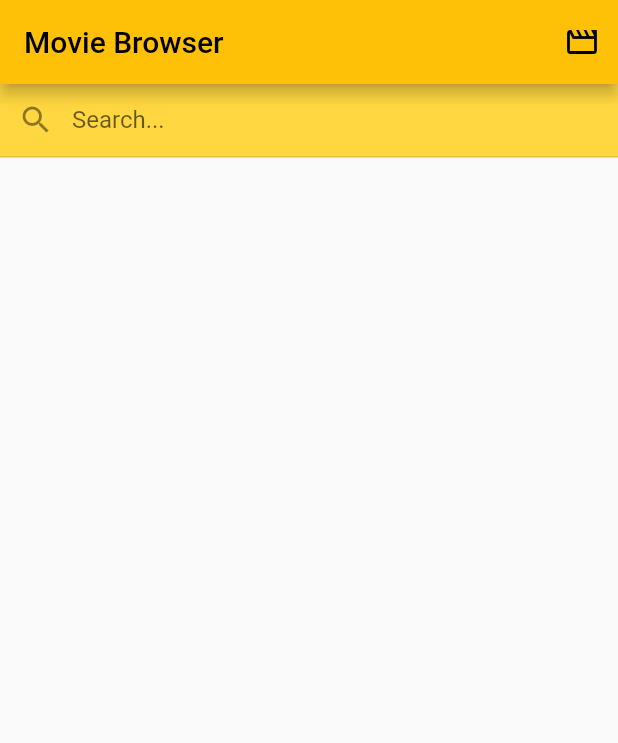
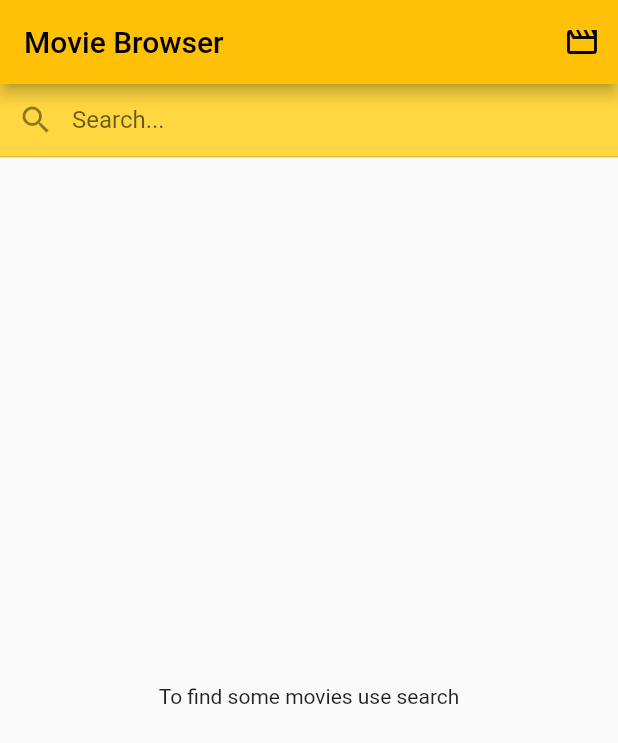
Before and after one commit to dezet98/MovieBrowserRecruitmentTask, a Flutter app: the screen it shows after launch, on a phone screen of 412 x 824 dp. Shown: the top 743 px of the screen. Run offline on Flutter 3.47's test engine with Material 2 defaults, Android fonts, the phone set to English and light mode, and no system bars; our stand-ins replace bloc, dartz, flutter_bloc, freezed_annotation; missing offline and left inert: http_interceptor; statements that could not run were skipped.

Commit message:
move movie list logic to bloc, implement empty and initial state

```diff
--- /dev/null
+++ b/lib/pages/movie_list/cubit/movie_list_cubit.dart
@@ -0,0 +1,37 @@
+import 'package:bloc/bloc.dart';
+import 'package:flutter_recruitment_task/models/movie.dart';
+import 'package:flutter_recruitment_task/services/api_service.dart';
+import 'package:freezed_annotation/freezed_annotation.dart';
+
+part 'movie_list_cubit.freezed.dart';
+
+class MovieListCubit extends Cubit<MovieListState> {
+  ApiService _apiService;
+
+  MovieListCubit(this._apiService) : super(MovieListState.initial(""));
+
+  Future<void> loadMovies(String query) async {
+    emit(MovieListState.loading(query));
+
+    final response = await _apiService.searchMovies(query);
+
+    response.fold(
+      (movies) {
+        emit(movies.isEmpty
+            ? MovieListState.empty(query)
+            : MovieListState.loadSuccess(query, movies));
+      },
+      (error) => emit(MovieListState.loadFailure(query)),
+    );
+  }
+}
+
+@freezed
+class MovieListState with _$MovieListState {
+  const factory MovieListState.initial(String query) = MovieListInitial;
+  const factory MovieListState.loading(String query) = MovieListLoading;
+  const factory MovieListState.loadFailure(String query) = MovieListFailure;
+  const factory MovieListState.empty(String query) = MovieListEmpty;
+  const factory MovieListState.loadSuccess(String query, List<Movie> movies) =
+      MovieListSuccess;
+}
--- a/lib/pages/movie_list/movie_list_page.dart
+++ b/lib/pages/movie_list/movie_list_page.dart
@@ -1,21 +1,15 @@
 import 'package:flutter/material.dart';
-import 'package:flutter_recruitment_task/models/movie.dart';
-import 'package:flutter_recruitment_task/models/movie_list.dart';
+import 'package:flutter_bloc/flutter_bloc.dart';
 import 'package:flutter_recruitment_task/pages/movie_details/movie_details_page.dart';
-import 'package:flutter_recruitment_task/pages/movie_list/movie_card.dart';
-import 'package:flutter_recruitment_task/pages/movie_list/search_box.dart';
+import 'package:flutter_recruitment_task/pages/movie_list/cubit/movie_list_cubit.dart';
+import 'package:flutter_recruitment_task/pages/movie_list/widgets/movie_card.dart';
+import 'package:flutter_recruitment_task/pages/movie_list/widgets/search_box.dart';
 import 'package:flutter_recruitment_task/services/api_service.dart';
 import 'package:flutter_recruitment_task/shared/router.dart';
+import 'package:flutter_recruitment_task/utils/dimensions.dart';
 
-class MovieListPage extends StatefulWidget {
-  @override
-  _MovieListPage createState() => _MovieListPage();
-}
-
-class _MovieListPage extends State<MovieListPage> {
+class MovieListPage extends StatelessWidget {
   final apiService = ApiService();
-
-  Future<List<Movie>> _movieList = Future.value([]);
 
   @override
   Widget build(BuildContext context) => Scaffold(
@@ -24,62 +18,73 @@ class _MovieListPage extends State<MovieListPage> {
             IconButton(
               icon: Icon(Icons.movie_creation_outlined),
               onPressed: () {
-                //TODO implement navigation
+                context.router.pushNamed(AppRoutes.twoButtons);
               },
             ),
           ],
           title: Text('Movie Browser'),
         ),
-        body: Column(
-          children: <Widget>[
-            SearchBox(onSubmitted: _onSearchBoxSubmitted),
-            Expanded(child: _buildContent()),
-          ],
+        body: BlocProvider<MovieListCubit>(
+          create: (context) => MovieListCubit(ApiService()),
+          child: Column(
+            children: <Widget>[
+              SearchBox(),
+              Expanded(child: _MovieList()),
+            ],
+          ),
+        ),
+      );
+}
+
+class _MovieList extends StatelessWidget {
+  const _MovieList({Key? key}) : super(key: key);
+
+  @override
+  Widget build(BuildContext context) =>
+      BlocBuilder<MovieListCubit, MovieListState>(
+        builder: (context, state) => state.map(
+          loading: _loading,
+          loadFailure: _loadFailure,
+          loadSuccess: _loadSuccess,
+          empty: _empty,
+          initial: _initial,
         ),
       );
 
-  Widget _buildContent() => FutureBuilder<List<Movie>>(
-      future: _movieList,
-      builder: (context, snapshot) {
-        if (snapshot.connectionState == ConnectionState.waiting) {
-          return Center(child: CircularProgressIndicator());
-        }
-        if (snapshot.hasError) {
-          return Container(
-            padding: EdgeInsets.all(16.0),
-            alignment: Alignment.center,
-            child: Text(snapshot.error.toString()),
-          );
-        }
-        return _buildMoviesList(
-          (snapshot.data ?? [])..sort(MovieList.compareVoteAverage),
-        );
-      });
-
-  Widget _buildMoviesList(List<Movie> movies) => ListView.separated(
+  Widget _loadSuccess(MovieListSuccess state) => ListView.separated(
         separatorBuilder: (context, index) => Container(
           height: 1.0,
           color: Colors.grey.shade300,
         ),
         itemBuilder: (context, index) => MovieCard(
-          id: movies[index].id,
-          title: movies[index].title,
-          rating: '${(movies[index].voteAverage * 10).toInt()}%',
+          id: state.movies[index].id,
+          title: state.movies[index].title,
+          rating: '${(state.movies[index].voteAverage * 10).toInt()}%',
           onTap: () => context.router.pushNamed(
             AppRoutes.movieDetails,
-            arguments: MovieDetailsPageArguments(movies[index]),
+            arguments: MovieDetailsPageArguments(state.movies[index]),
           ),
         ),
-        itemCount: movies.length,
+        itemCount: state.movies.length,
       );
 
-  void _onSearchBoxSubmitted(String text) {
-    setState(() {
-      if (text.isNotEmpty) {
-        _movieList = apiService.searchMovies(text);
-      } else {
-        _movieList = Future.value([]);
-      }
-    });
-  }
+  Widget _loading(_) => Center(child: CircularProgressIndicator());
+
+  Widget _loadFailure(MovieListFailure state) => Container(
+        padding: EdgeInsets.all(Dimensions.PADDING_M),
+        alignment: Alignment.center,
+        child: Text(state.toString()),
+      );
+
+  Widget _empty(_) => Container(
+        padding: EdgeInsets.all(Dimensions.PADDING_M),
+        alignment: Alignment.center,
+        child: Text("No results"),
+      );
+
+  Widget _initial(_) => Container(
+        padding: EdgeInsets.all(Dimensions.PADDING_M),
+        alignment: Alignment.center,
+        child: Text("To find some movies use search"),
+      );
 }
--- a/lib/pages/movie_list/search_box.dart
+++ b/lib/pages/movie_list/widgets/search_box.dart
@@ -1,9 +1,9 @@
 import 'package:flutter/material.dart';
+import 'package:flutter_recruitment_task/pages/movie_list/cubit/movie_list_cubit.dart';
+import 'package:provider/provider.dart';
 
 class SearchBox extends StatelessWidget {
-  final void Function(String)? onSubmitted;
-
-  const SearchBox({Key? key, this.onSubmitted}) : super(key: key);
+  const SearchBox({Key? key}) : super(key: key);
 
   @override
   Widget build(BuildContext context) => Container(
@@ -21,7 +21,9 @@ class SearchBox extends StatelessWidget {
             border: InputBorder.none,
             hintText: 'Search...',
           ),
-          onSubmitted: onSubmitted,
+          onSubmitted: (String query) {
+            context.read<MovieListCubit>().loadMovies(query);
+          },
         ),
       );
 }
--- /dev/null
+++ b/lib/utils/constants.dart
@@ -0,0 +1,3 @@
+class Constants {
+  static const baseUrl = 'https://api.themoviedb.org/3';
+}
--- /dev/null
+++ b/lib/utils/dimensions.dart
@@ -0,0 +1,4 @@
+class Dimensions {
+  static const double PADDING_S = 8.0;
+  static const double PADDING_M = 16.0;
+}
--- /dev/null
+++ b/lib/utils/exceptions.dart
@@ -0,0 +1 @@
+class AppException {}
--- a/pubspec.yaml
+++ b/pubspec.yaml
@@ -12,6 +12,11 @@ dependencies:
   json_annotation: ^4.0.1
   http: ^0.13.3
   http_interceptor: ^1.0.2
+  bloc: ^8.0.2
+  freezed_annotation: ^0.15.0
+  freezed: ^0.14.2
+  dartz: ^0.10.1
+  flutter_bloc: ^8.0.1
 
 dev_dependencies:
   flutter_test:
```
Also changed, not shown: lib/services/api_service.dart (+16 -4 lines), lib/pages/movie_list/cubit/movie_list_cubit.freezed.dart (added), lib/pages/movie_list/widgets/movie_card.dart (renamed from lib/pages/movie_list/movie_card.dart), pubspec.lock.
